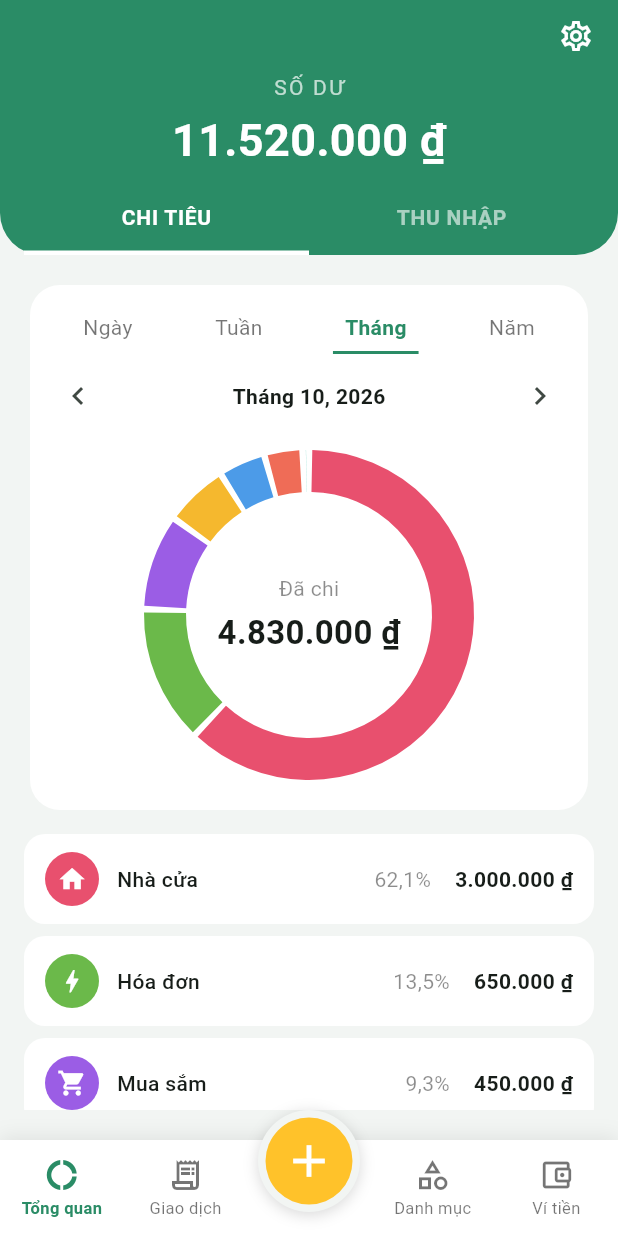
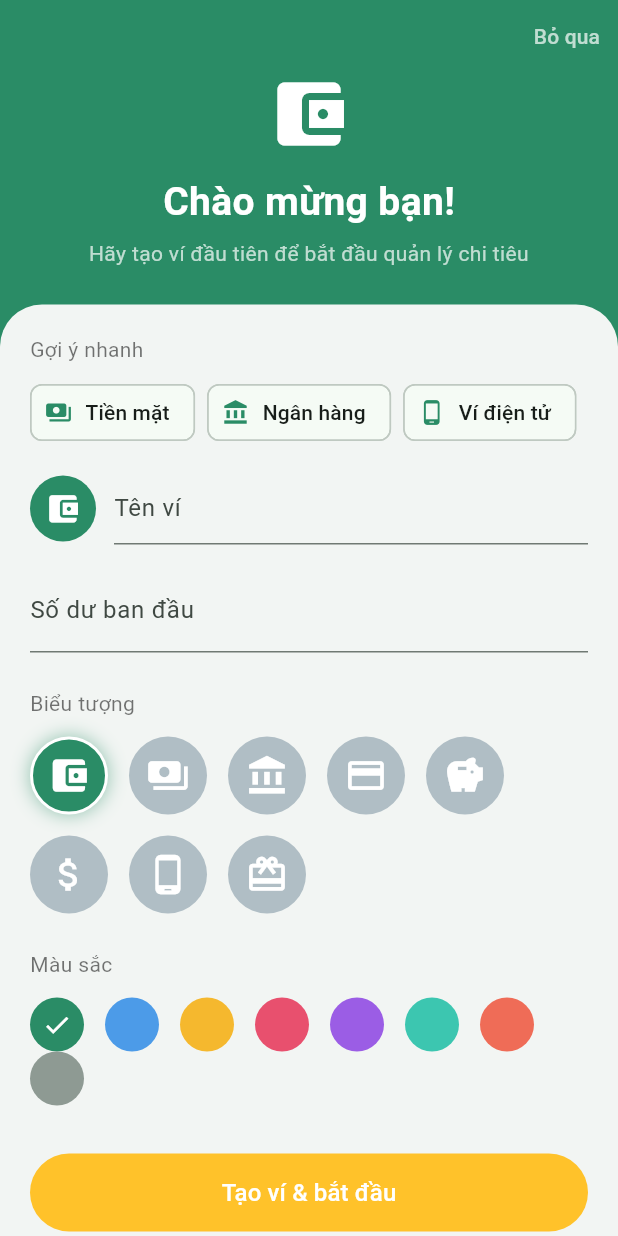
Before and after one commit to faa26dinhtuan/money_manager_app, a Flutter app: the screen it shows after launch, on a phone screen of 412 x 824 dp. Run offline on Flutter 3.47's test engine with Material 3 defaults, Android fonts, the phone set to English and light mode, and no system bars; our stand-ins replace shared_preferences.

Commit message:
feat: add onboarding screen with first wallet creation

```diff
--- a/lib/app.dart
+++ b/lib/app.dart
@@ -5,6 +5,7 @@ import 'package:money_manager_app/core/utils/constants.dart';
 import 'package:money_manager_app/core/widgets/custom_bottom_nav.dart';
 import 'package:money_manager_app/data/services/app_store.dart';
 import 'package:money_manager_app/features/categories/categories_screen.dart';
+import 'package:money_manager_app/features/onboarding/onboarding_screen.dart';
 import 'package:money_manager_app/features/overview/overview_screen.dart';
 import 'package:money_manager_app/features/splash/splash_screen.dart';
 import 'package:money_manager_app/features/transactions/add_transaction_screen.dart';
@@ -20,7 +21,11 @@ class App extends StatelessWidget {
       title: AppConstants.appName,
       debugShowCheckedModeBanner: false,
       theme: AppTheme.light,
-      home: const SplashScreen(next: MainShell()),
+      home: SplashScreen(
+        next: AppStore.instance.onboarded
+            ? const MainShell()
+            : const OnboardingScreen(next: MainShell()),
+      ),
     );
   }
 }
--- a/lib/data/services/app_store.dart
+++ b/lib/data/services/app_store.dart
@@ -22,6 +22,7 @@ class AppStore extends ChangeNotifier {
   static const _goalsKey = 'goals';
   static const _debtsKey = 'debts';
   static const _recurringsKey = 'recurrings';
+  static const _onboardedKey = 'onboarded';
 
   static const _cashWallet = Wallet(
     id: 'cash',
@@ -39,9 +40,13 @@ class AppStore extends ChangeNotifier {
   final List<Goal> _goals = [];
   final List<Debt> _debts = [];
   final List<RecurringTransaction> _recurrings = [];
+  bool _onboarded = false;
+
+  bool get onboarded => _onboarded;
 
   Future<void> load() async {
     _prefs = await SharedPreferences.getInstance();
+    _onboarded = _prefs.getBool(_onboardedKey) ?? false;
     final rawRecurrings = _prefs.getString(_recurringsKey);
     if (rawRecurrings != null) {
       try {
@@ -555,6 +560,14 @@ class AppStore extends ChangeNotifier {
     return created;
   }
 
+  void completeOnboarding([Wallet? wallet]) {
+    if (wallet != null) _wallets.add(wallet);
+    _onboarded = true;
+    _prefs.setBool(_onboardedKey, true);
+    notifyListeners();
+    _save();
+  }
+
   String newId() => DateTime.now().microsecondsSinceEpoch.toString();
 
   void _seed() {
--- /dev/null
+++ b/lib/features/onboarding/onboarding_screen.dart
@@ -0,0 +1,270 @@
+import 'package:flutter/material.dart';
+import 'package:money_manager_app/core/theme/app_theme.dart';
+import 'package:money_manager_app/core/utils/app_snackbar.dart';
+import 'package:money_manager_app/core/widgets/category_icon.dart';
+import 'package:money_manager_app/core/widgets/money_field.dart';
+import 'package:money_manager_app/data/models/wallet.dart';
+import 'package:money_manager_app/data/services/app_store.dart';
+
+class OnboardingScreen extends StatefulWidget {
+  const OnboardingScreen({super.key, required this.next});
+
+  final Widget next;
+
+  @override
+  State<OnboardingScreen> createState() => _OnboardingScreenState();
+}
+
+class _OnboardingScreenState extends State<OnboardingScreen> {
+  static const _icons = <IconData>[
+    Icons.account_balance_wallet,
+    Icons.payments,
+    Icons.account_balance,
+    Icons.credit_card,
+    Icons.savings,
+    Icons.attach_money,
+    Icons.phone_android,
+    Icons.card_giftcard,
+  ];
+
+  static const _colors = <Color>[
+    Color(0xFF2A8C66),
+    Color(0xFF4C9BE8),
+    Color(0xFFF5B82E),
+    Color(0xFFE8506E),
+    Color(0xFF9B5DE5),
+    Color(0xFF3CC6B0),
+    Color(0xFFEF6C57),
+    Color(0xFF8E9A93),
+  ];
+
+  static const _suggestions = <(String, IconData)>[
+    ('Tiền mặt', Icons.payments),
+    ('Ngân hàng', Icons.account_balance),
+    ('Ví điện tử', Icons.phone_android),
+  ];
+
+  final _store = AppStore.instance;
+  final _nameCtrl = TextEditingController();
+  final _balanceCtrl = MoneyController();
+
+  IconData _icon = _icons.first;
+  Color _color = _colors.first;
+
+  @override
+  void dispose() {
+    _nameCtrl.dispose();
+    _balanceCtrl.dispose();
+    super.dispose();
+  }
+
+  void _applySuggestion((String, IconData) s) {
+    setState(() {
+      _nameCtrl.text = s.$1;
+      _icon = s.$2;
+    });
+  }
+
+  void _finish(Wallet? wallet) {
+    _store.completeOnboarding(wallet);
+    Navigator.of(context).pushReplacement(
+      PageRouteBuilder(
+        transitionDuration: const Duration(milliseconds: 400),
+        pageBuilder: (_, _, _) => widget.next,
+        transitionsBuilder: (_, animation, _, child) =>
+            FadeTransition(opacity: animation, child: child),
+      ),
+    );
+  }
+
+  void _submit() {
+    final name = _nameCtrl.text.trim();
+    if (name.isEmpty) {
+      ScaffoldMessenger.of(context).showApp('Vui lòng nhập tên ví');
+      return;
+    }
+    _finish(
+      Wallet(
+        id: _store.newId(),
+        name: name,
+        icon: _icon,
+        color: _color,
+        initialBalance: _balanceCtrl.amount,
+      ),
+    );
+  }
+
+  @override
+  Widget build(BuildContext context) {
+    return Scaffold(
+      backgroundColor: AppTheme.primary,
+      body: SafeArea(
+        bottom: false,
+        child: Column(
+          children: [
+            Align(
+              alignment: Alignment.centerRight,
+              child: TextButton(
+                onPressed: () => _finish(null),
+                style: TextButton.styleFrom(foregroundColor: Colors.white70),
+                child: const Text('Bỏ qua'),
+              ),
+            ),
+            const Padding(
+              padding: EdgeInsets.fromLTRB(24, 0, 24, 24),
+              child: Column(
+                children: [
+                  Icon(Icons.account_balance_wallet,
+                      size: 56, color: Colors.white),
+                  SizedBox(height: 12),
+                  Text(
+                    'Chào mừng bạn!',
+                    style: TextStyle(
+                      color: Colors.white,
+                      fontSize: 26,
+                      fontWeight: FontWeight.bold,
+                    ),
+                  ),
+                  SizedBox(height: 6),
+                  Text(
+                    'Hãy tạo ví đầu tiên để bắt đầu quản lý chi tiêu',
+                    textAlign: TextAlign.center,
+                    style: TextStyle(color: Colors.white70),
+                  ),
+                ],
+              ),
+            ),
+            Expanded(
+              child: Container(
+                width: double.infinity,
+                decoration: const BoxDecoration(
+                  color: AppTheme.background,
+                  borderRadius: BorderRadius.vertical(top: Radius.circular(28)),
+                ),
+                child: ListView(
+                  padding: const EdgeInsets.all(20),
+                  children: [
+                    const Text(
+                      'Gợi ý nhanh',
+                      style: TextStyle(color: Colors.black54),
+                    ),
+                    const SizedBox(height: 8),
+                    Wrap(
+                      spacing: 8,
+                      children: [
+                        for (final s in _suggestions)
+                          ActionChip(
+                            avatar: Icon(s.$2, size: 18),
+                            label: Text(s.$1),
+                            onPressed: () => _applySuggestion(s),
+                          ),
+                      ],
+                    ),
+                    const SizedBox(height: 16),
+                    Row(
+                      children: [
+                        CategoryIcon(icon: _icon, color: _color, size: 44),
+                        const SizedBox(width: 12),
+                        Expanded(
+                          child: TextField(
+                            controller: _nameCtrl,
+                            decoration: const InputDecoration(
+                              hintText: 'Tên ví',
+                            ),
+                          ),
+                        ),
+                      ],
+                    ),
+                    const SizedBox(height: 16),
+                    MoneyField(
+                      controller: _balanceCtrl,
+                      title: 'Số dư ban đầu',
+                      decoration: const InputDecoration(
+                        labelText: 'Số dư ban đầu',
+                        hintText: '0',
+                        suffixText: '₫',
+                      ),
+                    ),
+                    const SizedBox(height: 24),
+                    const Text(
+                      'Biểu tượng',
+                      style: TextStyle(color: Colors.black54),
+                    ),
+                    const SizedBox(height: 12),
+                    Wrap(
+                      spacing: 14,
+                      runSpacing: 14,
+                      children: [
+                        for (final ic in _icons)
+                          GestureDetector(
+                            onTap: () => setState(() => _icon = ic),
+                            child: CategoryIcon(
+                              icon: ic,
+                              color: ic == _icon
+                                  ? _color
+                                  : Colors.blueGrey.shade200,
+                              size: 52,
+                              selected: ic == _icon,
+                            ),
+                          ),
+                      ],
+                    ),
+                    const SizedBox(height: 24),
+                    const Text(
+                      'Màu sắc',
+                      style: TextStyle(color: Colors.black54),
+                    ),
+                    const SizedBox(height: 12),
+                    Wrap(
+                      spacing: 14,
+                      children: [
+                        for (final c in _colors)
+                          GestureDetector(
+                            onTap: () => setState(() => _color = c),
+                            child: Container(
+                              width: 36,
+                              height: 36,
+                              decoration: BoxDecoration(
+                                color: c,
+                                shape: BoxShape.circle,
+                              ),
+                              child: c == _color
+                                  ? const Icon(
+                                      Icons.check,
+                                      color: Colors.white,
+                                      size: 20,
+                                    )
+                                  : null,
+                            ),
+                          ),
+                      ],
+                    ),
+                    const SizedBox(height: 32),
+                    SizedBox(
+                      height: 52,
+                      child: FilledButton(
+                        style: FilledButton.styleFrom(
+                          backgroundColor: AppTheme.accent,
+                          foregroundColor: Colors.white,
+                          shape: RoundedRectangleBorder(
+                            borderRadius: BorderRadius.circular(26),
+                          ),
+                        ),
+                        onPressed: _submit,
+                        child: const Text(
+                          'Tạo ví & bắt đầu',
+                          style: TextStyle(fontSize: 16),
+                        ),
+                      ),
+                    ),
+                    const SizedBox(height: 12),
+                  ],
+                ),
+              ),
+            ),
+          ],
+        ),
+      ),
+    );
+  }
+}
```
